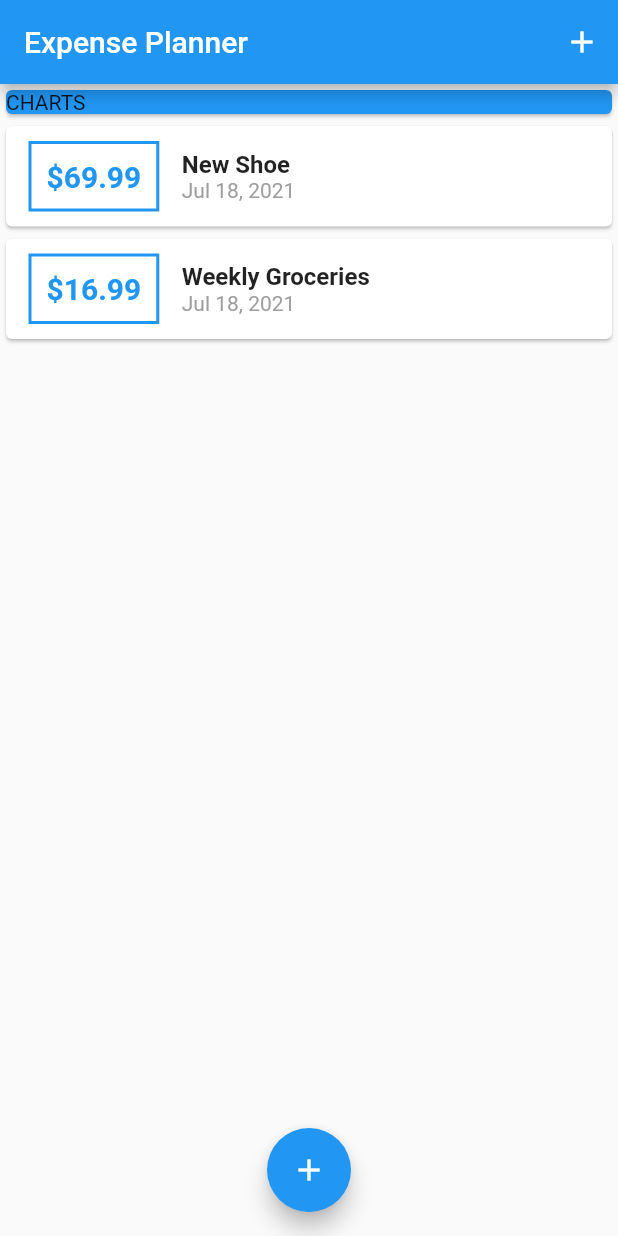
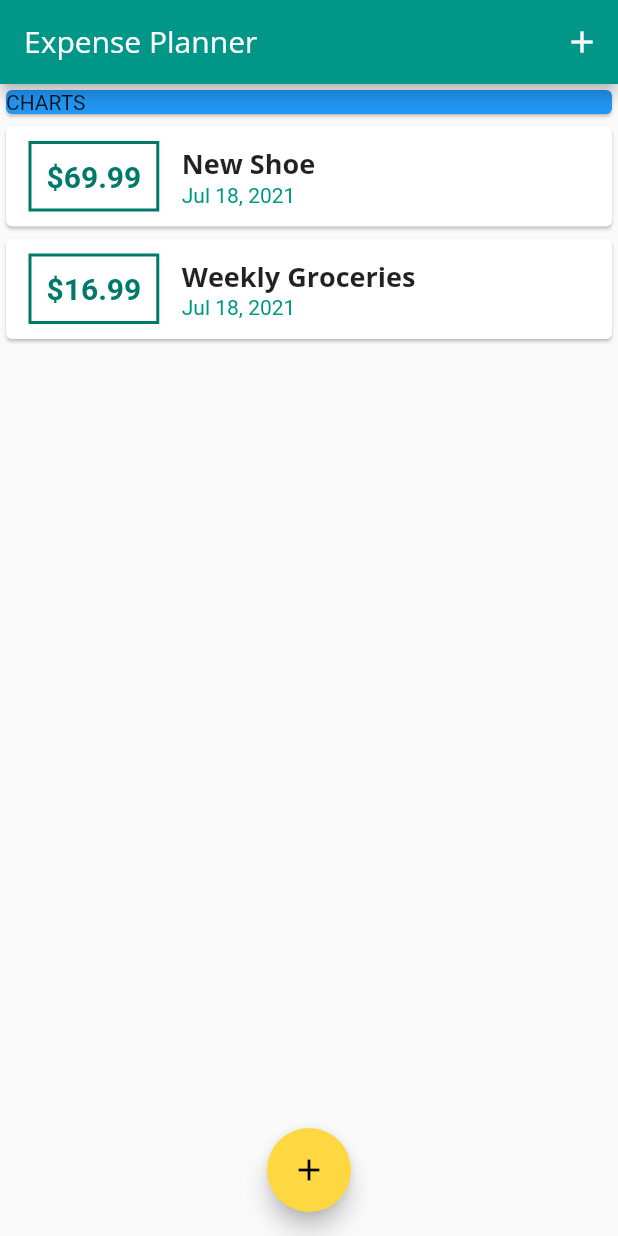
Before and after one commit to gbmahili/flutter, a Flutter app: the screen it shows after launch, on a phone screen of 412 x 824 dp. Run offline on Flutter 3.47's test engine with Material 2 defaults, Android fonts, the phone set to English and light mode, and no system bars.

Commit message:
Added theming

```diff
--- a/expense_planner/lib/main.dart
+++ b/expense_planner/lib/main.dart
@@ -3,6 +3,7 @@
 import 'package:expense_planner/widgets/transaction_list.dart';
 // import 'package:expense_planner/widgets/user_transaction.dart';
 import 'package:flutter/material.dart';
+import 'package:flutter/services.dart';
 
 void main() {
   runApp(MyApp());
@@ -13,6 +14,26 @@
   Widget build(BuildContext context) {
     return MaterialApp(
       title: 'Expense Planner',
+      theme: ThemeData(
+        primarySwatch: Colors.teal,
+        accentColor: Colors.amberAccent,
+        fontFamily: 'Quicksand', // For the whole app.
+        textTheme: ThemeData.light().textTheme.copyWith(
+                headline6: TextStyle(
+              fontFamily: 'OpenSans',
+              fontWeight: FontWeight.bold,
+              fontSize: 18,
+            )),
+        appBarTheme: AppBarTheme(
+          textTheme: ThemeData.light().textTheme.copyWith(
+                // headeline6 is for the app bar title.
+                headline6: TextStyle(
+                  fontFamily: 'OpenSans',
+                  fontSize: 20,
+                ),
+              ),
+        ),
+      ),
       home: MyHomePage(),
     );
   }
--- a/expense_planner/lib/widgets/transaction_list.dart
+++ b/expense_planner/lib/widgets/transaction_list.dart
@@ -23,31 +23,29 @@
                   ),
                   decoration: BoxDecoration(
                       border: Border.all(
-                    color: Colors.blue,
+                    color: Theme.of(context).primaryColorDark,
                     width: 2,
                   )),
                   padding: EdgeInsets.all(10),
                   child: Text(
                     "\$${transactions[index].amount.toStringAsFixed(2)}",
                     style: TextStyle(
-                      fontWeight: FontWeight.bold,
-                      fontSize: 20.0,
-                      color: Colors.blue,
-                    ),
+                        fontWeight: FontWeight.bold,
+                        fontSize: 20.0,
+                        color: Theme.of(context).primaryColorDark),
                   ),
                 ),
                 Column(
                   crossAxisAlignment: CrossAxisAlignment.start,
                   children: [
-                    Text(transactions[index].title,
-                        style: TextStyle(
-                          fontWeight: FontWeight.bold,
-                          fontSize: 16.0,
-                        )),
+                    Text(
+                      transactions[index].title,
+                      style: Theme.of(context).textTheme.headline6,
+                    ),
                     Text(
                       DateFormat.yMMMd().format(transactions[index].date),
                       style: TextStyle(
-                        color: Colors.grey,
+                        color: Theme.of(context).primaryColor,
                       ),
                     )
                   ],
--- a/expense_planner/lib/widgets/user_transaction.dart
+++ b/expense_planner/lib/widgets/user_transaction.dart
@@ -1,24 +1,24 @@
-// No longer need this file
-import 'package:expense_planner/models/transactions.dart';
-import 'package:expense_planner/widgets/new_transaction.dart';
-import 'package:expense_planner/widgets/transaction_list.dart';
-import 'package:flutter/material.dart';
+// // No longer need this file
+// import 'package:expense_planner/models/transactions.dart';
+// import 'package:expense_planner/widgets/new_transaction.dart';
+// import 'package:expense_planner/widgets/transaction_list.dart';
+// import 'package:flutter/material.dart';
 
-class UserTransaction extends StatefulWidget {
-  UserTransaction({Key? key}) : super(key: key);
+// class UserTransaction extends StatefulWidget {
+//   UserTransaction({Key? key}) : super(key: key);
 
-  @override
-  _UserTransactionState createState() => _UserTransactionState();
-}
+//   @override
+//   _UserTransactionState createState() => _UserTransactionState();
+// }
 
-class _UserTransactionState extends State<UserTransaction> {
-  @override
-  Widget build(BuildContext context) {
-    return Column(
-      children: [
-        NewTransaction(_addNewTransaction),
-        TransactionList(_userTransactions),
-      ],
-    );
-  }
-}
+// class _UserTransactionState extends State<UserTransaction> {
+//   @override
+//   Widget build(BuildContext context) {
+//     return Column(
+//       children: [
+//         NewTransaction(_addNewTransaction),
+//         TransactionList(_userTransactions),
+//       ],
+//     );
+//   }
+// }
```
Also changed, not shown: expense_planner/pubspec.yaml (+11 -11 lines), expense_planner/assets/fonts/OpenSans-Bold.ttf (added), expense_planner/assets/fonts/OpenSans-Regular.ttf (added), expense_planner/assets/fonts/Quicksand-Bold.ttf (added), expense_planner/assets/fonts/Quicksand-Light.ttf (added), expense_planner/assets/fonts/Quicksand-Medium.ttf (added), expense_planner/assets/fonts/Quicksand-Regular.ttf (added).
